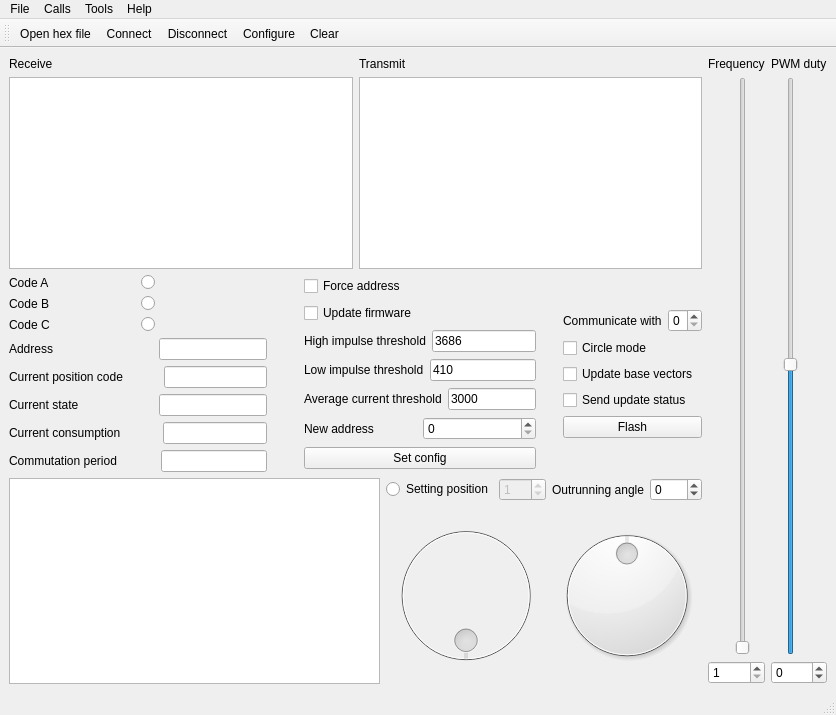
Qt form mainwindow.ui (RunoVj/Terminal) before a commit.
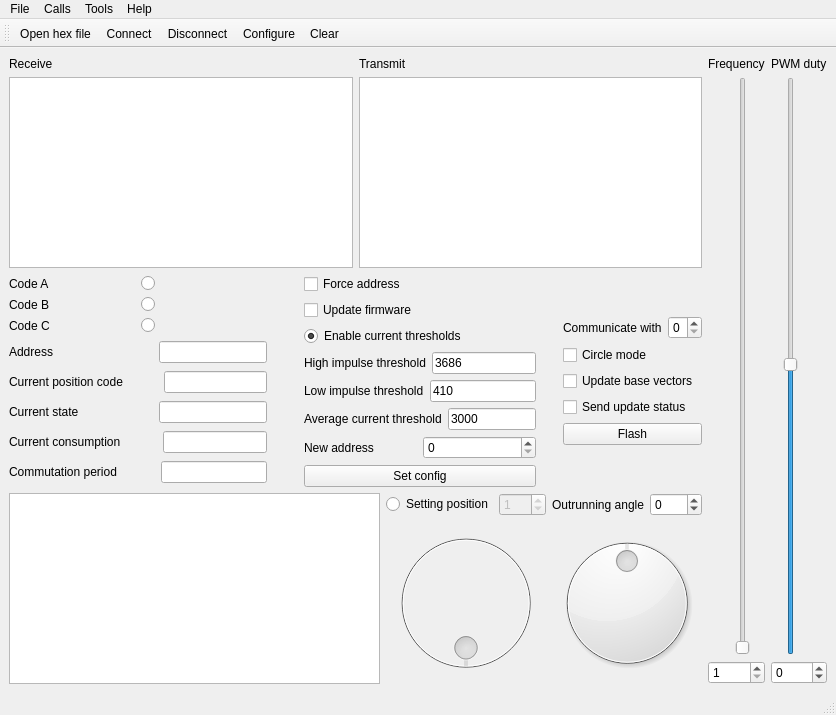
The same form after that commit. Icons and pictures are not drawn.

Commit message: Added radiobutton for fast disabling current thresholds

The edit to the form file:
```diff
--- a/mainwindow.ui
+++ b/mainwindow.ui
@@ -367,6 +367,16 @@
               </property>
              </widget>
             </item>
+            <item>
+             <widget class="QRadioButton" name="radioButtonEnableCurrentThresholds">
+              <property name="text">
+               <string>Enable current thresholds</string>
+              </property>
+              <property name="checked">
+               <bool>true</bool>
+              </property>
+             </widget>
+            </item>
             <item>
              <layout class="QHBoxLayout" name="horizontalLayout_4">
               <item>
```
The commit also changes 2 other files.
